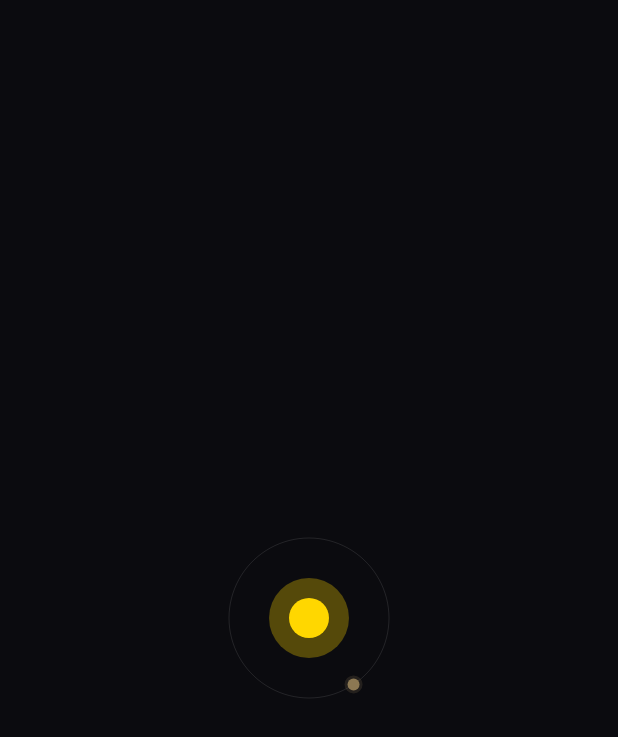
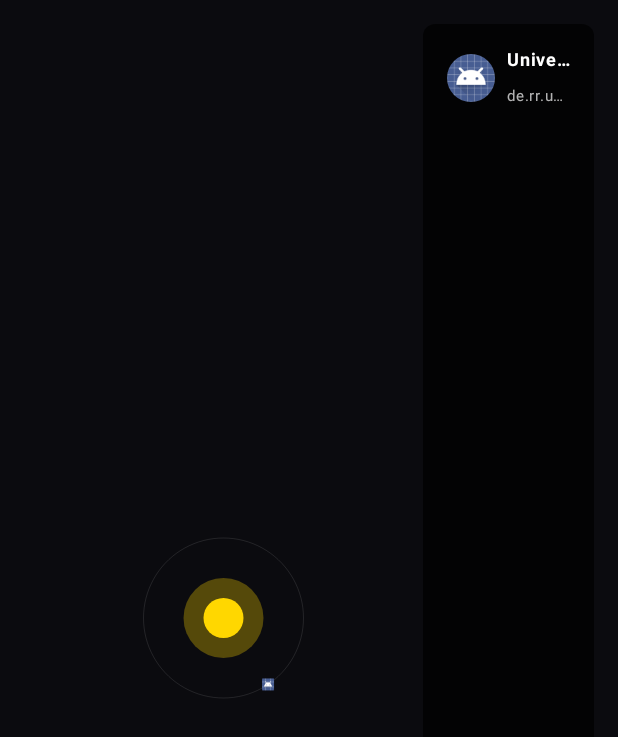
Before and after one commit to Ruslan794/UniverseLauncher, an Android app built with Jetpack Compose: the screen it shows after launch (MainActivity), on a phone screen of 412 x 824 dp. Shown: the top 737 px of the screen. Run offline under Robolectric (Android 15) with nearby library versions, the phone set to English and light mode, and no system bars; our stand-ins replace Dagger/Hilt's generated code.

Commit message:
refactor ui

```diff
--- a/app/src/main/java/de/rr/universelauncher/data/AppRepositoryImpl.kt
+++ b/app/src/main/java/de/rr/universelauncher/data/AppRepositoryImpl.kt
@@ -4,13 +4,14 @@ import android.content.Context
 import android.content.Intent
 import android.content.pm.PackageManager
 import android.graphics.drawable.Drawable
+import android.os.Build
+import android.util.Log
 import dagger.hilt.android.qualifiers.ApplicationContext
 import de.rr.universelauncher.domain.model.AppInfo
 import de.rr.universelauncher.domain.repository.AppRepository
 import kotlinx.coroutines.Dispatchers
 import kotlinx.coroutines.withContext
 import javax.inject.Inject
-
 class AppRepositoryImpl @Inject constructor(
     @ApplicationContext private val context: Context
 ) : AppRepository {
@@ -21,7 +22,15 @@ class AppRepositoryImpl @Inject constructor(
             addCategory(Intent.CATEGORY_LAUNCHER)
         }
 
-        val packages = packageManager.queryIntentActivities(intent, 0)
+        val packages = if (Build.VERSION.SDK_INT >= Build.VERSION_CODES.TIRAMISU) {
+            packageManager.queryIntentActivities(
+                intent,
+                PackageManager.ResolveInfoFlags.of(0)
+            )
+        } else {
+            @Suppress("DEPRECATION")
+            packageManager.queryIntentActivities(intent, 0)
+        }
 
         packages.mapNotNull { resolveInfo ->
             try {
@@ -35,18 +44,21 @@ class AppRepositoryImpl @Inject constructor(
                     icon = icon
                 )
             } catch (e: Exception) {
+                Log.e("AppRepository", "Error loading app: ${resolveInfo.activityInfo.packageName}", e)
                 null
             }
-        }.distinctBy { it.packageName }
+        }
     }
 
     override fun launchApp(packageName: String) {
         try {
             val intent = context.packageManager.getLaunchIntentForPackage(packageName)
             intent?.let {
+                it.addFlags(Intent.FLAG_ACTIVITY_NEW_TASK)
                 context.startActivity(it)
             }
         } catch (e: Exception) {
+            Log.e("AppRepository", "Failed to launch app: $packageName", e)
         }
     }
 }
--- a/app/src/main/java/de/rr/universelauncher/presentation/universe/UniverseScreen.kt
+++ b/app/src/main/java/de/rr/universelauncher/presentation/universe/UniverseScreen.kt
@@ -1,11 +1,7 @@
 package de.rr.universelauncher.presentation.universe
 
-import androidx.compose.foundation.Canvas
 import androidx.compose.foundation.background
-import androidx.compose.foundation.gestures.detectTapGestures
-import androidx.compose.foundation.layout.Box
-import androidx.compose.foundation.layout.fillMaxSize
-import androidx.compose.foundation.layout.padding
+import androidx.compose.foundation.layout.*
 import androidx.compose.material3.AlertDialog
 import androidx.compose.material3.Button
 import androidx.compose.material3.CircularProgressIndicator
@@ -13,20 +9,13 @@ import androidx.compose.material3.Text
 import androidx.compose.runtime.*
 import androidx.compose.ui.Alignment
 import androidx.compose.ui.Modifier
-import androidx.compose.ui.geometry.Offset
 import androidx.compose.ui.graphics.Color
-import androidx.compose.ui.graphics.Path
-import androidx.compose.ui.graphics.drawscope.DrawScope
-import androidx.compose.ui.graphics.drawscope.Stroke
-import androidx.compose.ui.input.pointer.pointerInput
 import androidx.compose.ui.unit.dp
 import androidx.hilt.navigation.compose.hiltViewModel
 import androidx.lifecycle.compose.collectAsStateWithLifecycle
-import de.rr.universelauncher.domain.engine.OrbitalPhysics
-import de.rr.universelauncher.domain.model.OrbitalBody
-import de.rr.universelauncher.domain.model.Star
 import de.rr.universelauncher.presentation.theme.SpaceBackground
-import kotlin.math.*
+import de.rr.universelauncher.presentation.universe.components.AppList
+import de.rr.universelauncher.presentation.universe.components.UniverseCanvas
 
 @Composable
 fun UniverseScreen(
@@ -39,7 +28,6 @@ fun UniverseScreen(
         modifier = modifier
             .fillMaxSize()
             .background(SpaceBackground)
-            .padding(16.dp)
     ) {
         when {
             uiState.isLoading -> {
@@ -64,57 +52,23 @@ fun UniverseScreen(
             }
 
             uiState.orbitalSystem != null -> {
-                val orbitalSystem = uiState.orbitalSystem!!
-
-                Canvas(
+                Row(
                     modifier = Modifier
                         .fillMaxSize()
-                        .pointerInput(Unit) {
-                            detectTapGestures(
-                                onTap = { offset ->
-                                    val centerX = size.width / 2f
-                                    val centerY = size.height / 2f
+                        .padding(16.dp)
+                ) {
+                    UniverseCanvas(
+                        orbitalSystem = uiState.orbitalSystem!!,
+                        animationTime = uiState.animationTime,
+                        onPlanetTapped = viewModel::onPlanetTapped,
+                        modifier = Modifier.weight(0.7f)
+                    )
 
-                                    orbitalSystem.orbitalBodies.forEach { orbitalBody ->
-                                        val position = OrbitalPhysics.calculateOrbitalBodyPosition(
-                                            orbitalBody = orbitalBody,
-                                            timeSeconds = uiState.animationTime
-                                        )
-
-                                        val screenX = centerX + position.first
-                                        val screenY = centerY + position.second
-                                        val planetCenter = Offset(screenX, screenY)
-
-                                        val distance = (offset - planetCenter).getDistance()
-                                        if (distance <= orbitalBody.orbitalConfig.size * 2) {
-                                            viewModel.onPlanetTapped(orbitalBody)
-                                        }
-                                    }
-                                }
-                            )
-                        }
-                ) {
-                    val centerX = size.width / 2f
-                    val centerY = size.height / 2f
-                    val center = Offset(centerX, centerY)
-
-                    drawOrbitalPaths(orbitalSystem, center)
-                    drawStar(orbitalSystem.star, center)
-
-                    orbitalSystem.orbitalBodies.forEach { orbitalBody ->
-                        val position = OrbitalPhysics.calculateOrbitalBodyPosition(
-                            orbitalBody = orbitalBody,
-                            timeSeconds = uiState.animationTime
-                        )
-
-                        val screenX = centerX + position.first
-                        val screenY = centerY + position.second
-
-                        drawOrbitalBody(
-                            orbitalBody = orbitalBody,
-                            position = Offset(screenX, screenY)
-                        )
-                    }
+                    AppList(
+                        apps = uiState.allApps,
+                        onAppClicked = viewModel::onAppFromListClicked,
+                        modifier = Modifier.weight(0.3f)
+                    )
                 }
             }
         }
@@ -138,67 +92,3 @@ fun UniverseScreen(
         }
     }
 }
-
-private fun DrawScope.drawOrbitalPaths(
-    system: de.rr.universelauncher.domain.model.OrbitalSystem,
-    center: Offset
-) {
-    system.orbitalBodies.forEach { orbitalBody ->
-        val pathPoints = OrbitalPhysics.calculateOrbitPathPoints(orbitalBody)
-
-        if (pathPoints.isNotEmpty()) {
-            val path = Path()
-            val firstPoint = pathPoints[0]
-            path.moveTo(center.x + firstPoint.first, center.y + firstPoint.second)
-
-            for (i in 1 until pathPoints.size) {
-                val point = pathPoints[i]
-                path.lineTo(center.x + point.first, center.y + point.second)
-            }
-
-            path.close()
-
-            drawPath(
-                path = path,
-                color = Color.White.copy(alpha = 0.1f),
-                style = Stroke(width = 1f)
-            )
-        }
-    }
-}
-
-private fun DrawScope.drawStar(
-    star: Star,
-    center: Offset
-) {
-    drawCircle(
-        color = star.color.copy(alpha = 0.3f),
-        radius = star.radius * 2,
-        center = center
-    )
-
-    drawCircle(
-        color = star.color,
-        radius = star.radius,
-        center = center
-    )
-}
-
-private fun DrawScope.drawOrbitalBody(
-    orbitalBody: OrbitalBody,
-    position: Offset
-) {
-    val config = orbitalBody.orbitalConfig
-
-    drawCircle(
-        color = config.color.copy(alpha = 0.2f),
-        radius = config.size * 1.5f,
-        center = position
-    )
-
-    drawCircle(
-        color = config.color,
-        radius = config.size,
-        center = position
-    )
-}
--- a/app/src/main/java/de/rr/universelauncher/presentation/universe/UniverseUiState.kt
+++ b/app/src/main/java/de/rr/universelauncher/presentation/universe/UniverseUiState.kt
@@ -1,10 +1,12 @@
 package de.rr.universelauncher.presentation.universe
 
+import de.rr.universelauncher.domain.model.AppInfo
 import de.rr.universelauncher.domain.model.OrbitalBody
 import de.rr.universelauncher.domain.model.OrbitalSystem
 
 data class UniverseUiState(
     val orbitalSystem: OrbitalSystem? = null,
+    val allApps: List<AppInfo> = emptyList(),
     val isLoading: Boolean = true,
     val error: String? = null,
     val selectedOrbitalBody: OrbitalBody? = null,
--- a/app/src/main/java/de/rr/universelauncher/presentation/universe/UniverseViewModel.kt
+++ b/app/src/main/java/de/rr/universelauncher/presentation/universe/UniverseViewModel.kt
@@ -39,7 +39,11 @@ class UniverseViewModel @Inject constructor(
                 val apps = appRepository.getInstalledApps()
                 val orbitalSystem = OrbitalPhysics.createOrbitalSystemFromApps(apps)
                 _uiState.update {
-                    it.copy(orbitalSystem = orbitalSystem, isLoading = false)
+                    it.copy(
+                        orbitalSystem = orbitalSystem,
+                        allApps = apps,
+                        isLoading = false
+                    )
                 }
             } catch (e: Exception) {
                 _uiState.update {
@@ -86,6 +90,10 @@ class UniverseViewModel @Inject constructor(
         }
     }
 
+    fun onAppFromListClicked(appInfo: de.rr.universelauncher.domain.model.AppInfo) {
+        appRepository.launchApp(appInfo.packageName)
+    }
+
     override fun onCleared() {
         super.onCleared()
         animationJob?.cancel()
--- /dev/null
+++ b/app/src/main/java/de/rr/universelauncher/presentation/universe/components/AppList.kt
@@ -0,0 +1,103 @@
+package de.rr.universelauncher.presentation.universe.components
+
+import androidx.compose.foundation.Image
+import androidx.compose.foundation.background
+import androidx.compose.foundation.clickable
+import androidx.compose.foundation.layout.*
+import androidx.compose.foundation.lazy.LazyColumn
+import androidx.compose.foundation.lazy.items
+import androidx.compose.foundation.shape.CircleShape
+import androidx.compose.foundation.shape.RoundedCornerShape
+import androidx.compose.material3.Text
+import androidx.compose.runtime.*
+import androidx.compose.ui.Alignment
+import androidx.compose.ui.Modifier
+import androidx.compose.ui.draw.clip
+import androidx.compose.ui.graphics.Color
+import androidx.compose.ui.graphics.asImageBitmap
+import androidx.compose.ui.graphics.painter.BitmapPainter
+import androidx.compose.ui.text.font.FontWeight
+import androidx.compose.ui.text.style.TextOverflow
+import androidx.compose.ui.unit.dp
+import androidx.compose.ui.unit.sp
+import de.rr.universelauncher.domain.model.AppInfo
+import androidx.core.graphics.createBitmap
+
+@Composable
+fun AppList(
+    apps: List<AppInfo>,
+    onAppClicked: (AppInfo) -> Unit,
+    modifier: Modifier = Modifier
+) {
+    LazyColumn(
+        modifier = modifier
+            .fillMaxHeight()
+            .background(
+                Color.Black.copy(alpha = 0.7f),
+                RoundedCornerShape(8.dp)
+            )
+            .padding(8.dp)
+    ) {
+        items(apps) { app ->
+            AppListItem(
+                app = app,
+                onClick = { onAppClicked(app) }
+            )
+        }
+    }
+}
+
+@Composable
+private fun AppListItem(
+    app: AppInfo,
+    onClick: () -> Unit
+) {
+    Row(
+        modifier = Modifier
+            .fillMaxWidth()
+            .clickable { onClick() }
+            .padding(vertical = 4.dp, horizontal = 8.dp),
+        verticalAlignment = Alignment.CenterVertically
+    ) {
+        Image(
+            painter = rememberDrawablePainter(app.icon),
+            contentDescription = app.appName,
+            modifier = Modifier
+                .size(32.dp)
+                .clip(CircleShape)
+        )
+
+        Spacer(modifier = Modifier.width(8.dp))
+
+        Column(
+            modifier = Modifier.weight(1f)
+        ) {
+            Text(
+                text = app.appName,
+                color = Color.White,
+                fontSize = 12.sp,
+                fontWeight = FontWeight.Bold,
+                maxLines = 1,
+                overflow = TextOverflow.Ellipsis
+            )
+            Text(
+                text = app.packageName,
+                color = Color.White.copy(alpha = 0.7f),
+                fontSize = 10.sp,
+                maxLines = 1,
+                overflow = TextOverflow.Ellipsis
+            )
+        }
+    }
+}
+
+@Composable
+private fun rememberDrawablePainter(drawable: android.graphics.drawable.Drawable): androidx.compose.ui.graphics.painter.Painter {
+    return remember(drawable) {
+        val bitmap = createBitmap(64, 64)
+        val canvas = android.graphics.Canvas(bitmap)
+        drawable.setBounds(0, 0, 64, 64)
+        drawable.draw(canvas)
+        BitmapPainter(bitmap.asImageBitmap())
+    }
+}
--- /dev/null
+++ b/app/src/main/java/de/rr/universelauncher/presentation/universe/components/UniverseCanvas.kt
@@ -0,0 +1,163 @@
+package de.rr.universelauncher.presentation.universe.components
+
+import androidx.compose.foundation.Canvas
+import androidx.compose.foundation.gestures.detectTapGestures
+import androidx.compose.foundation.layout.fillMaxHeight
+import androidx.compose.runtime.*
+import androidx.compose.ui.Modifier
+import androidx.compose.ui.geometry.Offset
+import androidx.compose.ui.graphics.Color
+import androidx.compose.ui.graphics.Path
+import androidx.compose.ui.graphics.asImageBitmap
+import androidx.compose.ui.graphics.drawscope.DrawScope
+import androidx.compose.ui.graphics.drawscope.Stroke
+import androidx.compose.ui.input.pointer.pointerInput
+import de.rr.universelauncher.domain.engine.OrbitalPhysics
+import de.rr.universelauncher.domain.model.OrbitalBody
+import de.rr.universelauncher.domain.model.OrbitalSystem
+import de.rr.universelauncher.domain.model.Star
+import kotlin.math.*
+import androidx.core.graphics.createBitmap
+
+@Composable
+fun UniverseCanvas(
+    orbitalSystem: OrbitalSystem,
+    animationTime: Float,
+    onPlanetTapped: (OrbitalBody) -> Unit,
+    modifier: Modifier = Modifier
+) {
+    Canvas(
+        modifier = modifier
+            .fillMaxHeight()
+            .pointerInput(Unit) {
+                detectTapGestures(
+                    onTap = { offset ->
+                        val centerX = size.width / 2f
+                        val centerY = size.height / 2f
+
+                        orbitalSystem.orbitalBodies.forEach { orbitalBody ->
+                            val position = OrbitalPhysics.calculateOrbitalBodyPosition(
+                                orbitalBody = orbitalBody,
+                                timeSeconds = animationTime
+                            )
+
+                            val screenX = centerX + position.first
+                            val screenY = centerY + position.second
+                            val planetCenter = Offset(screenX, screenY)
+
+                            val distance = (offset - planetCenter).getDistance()
+                            if (distance <= orbitalBody.orbitalConfig.size * 2) {
+                                onPlanetTapped(orbitalBody)
+                            }
+                        }
+                    }
+                )
+            }
+    ) {
+        val centerX = size.width / 2f
+        val centerY = size.height / 2f
+        val center = Offset(centerX, centerY)
+
+        drawOrbitalPaths(orbitalSystem, center)
+        drawStar(orbitalSystem.star, center)
+
+        orbitalSystem.orbitalBodies.forEach { orbitalBody ->
+            val position = OrbitalPhysics.calculateOrbitalBodyPosition(
+                orbitalBody = orbitalBody,
+                timeSeconds = animationTime
+            )
+
+            val screenX = centerX + position.first
+            val screenY = centerY + position.second
+
+            drawOrbitalBody(
+                orbitalBody = orbitalBody,
+                position = Offset(screenX, screenY)
+            )
+        }
+    }
+}
+
+private fun DrawScope.drawOrbitalPaths(
+    system: OrbitalSystem,
+    center: Offset
+) {
+    system.orbitalBodies.forEach { orbitalBody ->
+        val pathPoints = OrbitalPhysics.calculateOrbitPathPoints(orbitalBody)
+
+        if (pathPoints.isNotEmpty()) {
+            val path = Path()
+            val firstPoint = pathPoints[0]
+            path.moveTo(center.x + firstPoint.first, center.y + firstPoint.second)
+
+            for (i in 1 until pathPoints.size) {
+                val point = pathPoints[i]
+                path.lineTo(center.x + point.first, center.y + point.second)
+            }
+
+            path.close()
+
+            drawPath(
+                path = path,
+                color = Color.White.copy(alpha = 0.1f),
+                style = Stroke(width = 1f)
+            )
+        }
+    }
+}
+
+private fun DrawScope.drawStar(
+    star: Star,
+    center: Offset
+) {
+    drawCircle(
+        color = star.color.copy(alpha = 0.3f),
+        radius = star.radius * 2,
+        center = center
+    )
+
+    drawCircle(
+        color = star.color,
+        radius = star.radius,
+        center = center
+    )
+}
+
+private fun DrawScope.drawOrbitalBody(
+    orbitalBody: OrbitalBody,
+    position: Offset
+) {
+    val config = orbitalBody.orbitalConfig
+    val appIcon = orbitalBody.appInfo.icon
+
+    val iconSize = (config.size * 2).toInt()
+
+    try {
+        val bitmap = createBitmap(iconSize, iconSize)
+        val canvas = android.graphics.Canvas(bitmap)
+        appIcon.setBounds(0, 0, iconSize, iconSize)
+        appIcon.draw(canvas)
+
+        val imageBitmap = bitmap.asImageBitmap()
+
+        drawImage(
+            image = imageBitmap,
+            topLeft = Offset(
+                position.x - config.size,
+                position.y - config.size
+            )
+        )
+    } catch (e: Exception) {
+        drawCircle(
+            color = config.color.copy(alpha = 0.2f),
+            radius = config.size * 1.5f,
+            center = position
+        )
+
+        drawCircle(
+            color = config.color,
+            radius = config.size,
+            center = position
+        )
+    }
+}
```
Also changed, not shown: app/src/main/AndroidManifest.xml (+6 -1 lines).
